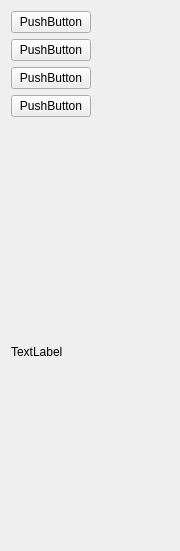
Above: dev/ui/side_bar.ui from ledxdeliveryflopp/music_app before the change. Below: the same form after it.
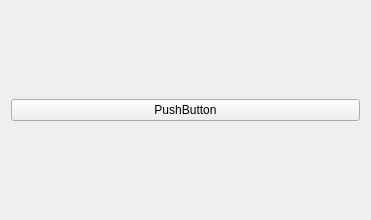
That is the form after the change.

```diff
--- a/dev/ui/side_bar.ui
+++ b/dev/ui/side_bar.ui
@@ -6,30 +6,36 @@
    <rect>
     <x>0</x>
     <y>0</y>
-    <width>180</width>
-    <height>551</height>
+    <width>371</width>
+    <height>220</height>
    </rect>
   </property>
   <property name="sizePolicy">
-   <sizepolicy hsizetype="Expanding" vsizetype="Expanding">
-    <horstretch>205</horstretch>
-    <verstretch>55</verstretch>
+   <sizepolicy hsizetype="Fixed" vsizetype="Fixed">
+    <horstretch>0</horstretch>
+    <verstretch>0</verstretch>
    </sizepolicy>
   </property>
+  <property name="minimumSize">
+   <size>
+    <width>371</width>
+    <height>220</height>
+   </size>
+  </property>
+  <property name="maximumSize">
+   <size>
+    <width>16777215</width>
+    <height>16777215</height>
+   </size>
+  </property>
   <property name="windowTitle">
    <string>Form</string>
   </property>
   <layout class="QVBoxLayout" name="verticalLayout_2">
    <item>
-    <layout class="QVBoxLayout" name="layout">
-     <item>
+    <layout class="QVBoxLayout" name="side_bar_layout">
+     <item alignment="|Qt::AlignmentFlag::AlignVCenter">
       <widget class="QPushButton" name="search_button">
-       <property name="sizePolicy">
-        <sizepolicy hsizetype="Fixed" vsizetype="Fixed">
-         <horstretch>0</horstretch>
-         <verstretch>0</verstretch>
-        </sizepolicy>
-       </property>
        <property name="text">
         <string>PushButton</string>
        </property>
@@ -37,90 +43,6 @@
      </item>
     </layout>
    </item>
-   <item>
-    <layout class="QVBoxLayout" name="verticalLayout_3">
-     <item>
-      <widget class="QPushButton" name="main_window_button">
-       <property name="sizePolicy">
-        <sizepolicy hsizetype="Fixed" vsizetype="Fixed">
-         <horstretch>0</horstretch>
-         <verstretch>0</verstretch>
-        </sizepolicy>
-       </property>
-       <property name="text">
-        <string>PushButton</string>
-       </property>
-      </widget>
-     </item>
-    </layout>
-   </item>
-   <item>
-    <layout class="QVBoxLayout" name="verticalLayout">
-     <item>
-      <widget class="QPushButton" name="upload_music_button">
-       <property name="sizePolicy">
-        <sizepolicy hsizetype="Fixed" vsizetype="Fixed">
-         <horstretch>0</horstretch>
-         <verstretch>0</verstretch>
-        </sizepolicy>
-       </property>
-       <property name="text">
-        <string>PushButton</string>
-       </property>
-      </widget>
-     </item>
-    </layout>
-   </item>
-   <item>
-    <layout class="QVBoxLayout" name="verticalLayout_4">
-     <item>
-      <widget class="QPushButton" name="playlist_button">
-       <property name="sizePolicy">
-        <sizepolicy hsizetype="Fixed" vsizetype="Fixed">
-         <horstretch>0</horstretch>
-         <verstretch>0</verstretch>
-        </sizepolicy>
-       </property>
-       <property name="text">
-        <string>PushButton</string>
-       </property>
-      </widget>
-     </item>
-    </layout>
-   </item>
-   <item>
-    <spacer name="verticalSpacer">
-     <property name="orientation">
-      <enum>Qt::Orientation::Vertical</enum>
-     </property>
-     <property name="sizeType">
-      <enum>QSizePolicy::Policy::Preferred</enum>
-     </property>
-     <property name="sizeHint" stdset="0">
-      <size>
-       <width>20</width>
-       <height>40</height>
-      </size>
-     </property>
-    </spacer>
-   </item>
-   <item>
-    <layout class="QVBoxLayout" name="verticalLayout_5">
-     <item>
-      <widget class="QLabel" name="username_label">
-       <property name="sizePolicy">
-        <sizepolicy hsizetype="Fixed" vsizetype="Preferred">
-         <horstretch>0</horstretch>
-         <verstretch>0</verstretch>
-        </sizepolicy>
-       </property>
-       <property name="text">
-        <string>TextLabel</string>
-       </property>
-      </widget>
-     </item>
-    </layout>
-   </item>
   </layout>
  </widget>
  <resources/>
```
